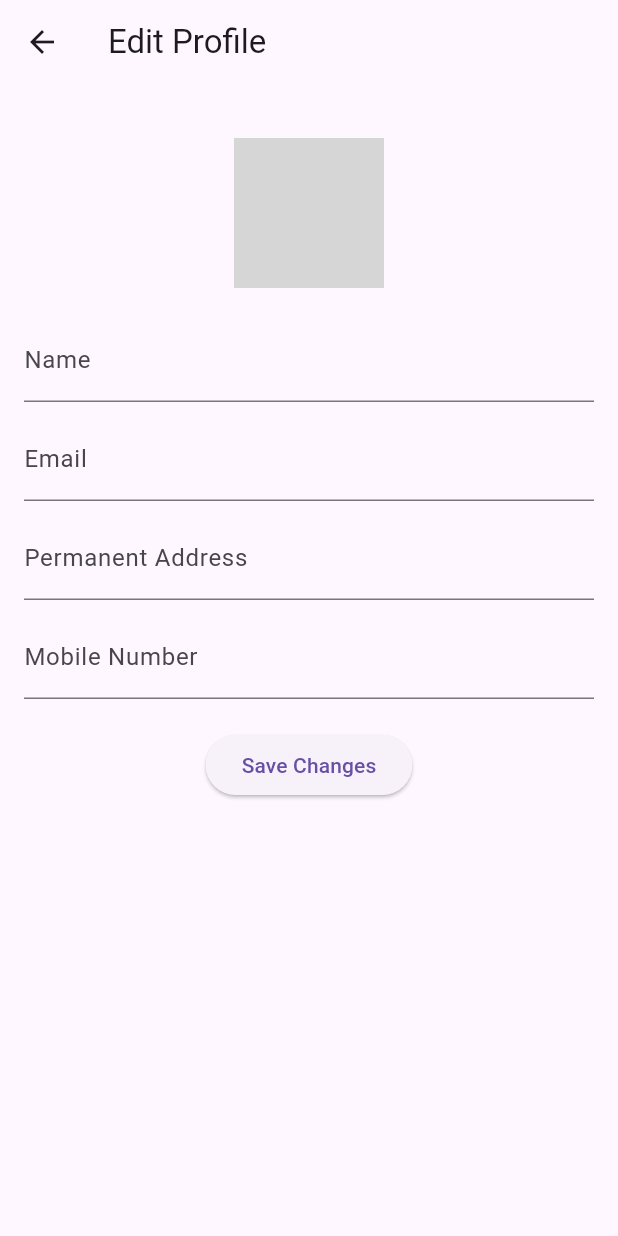
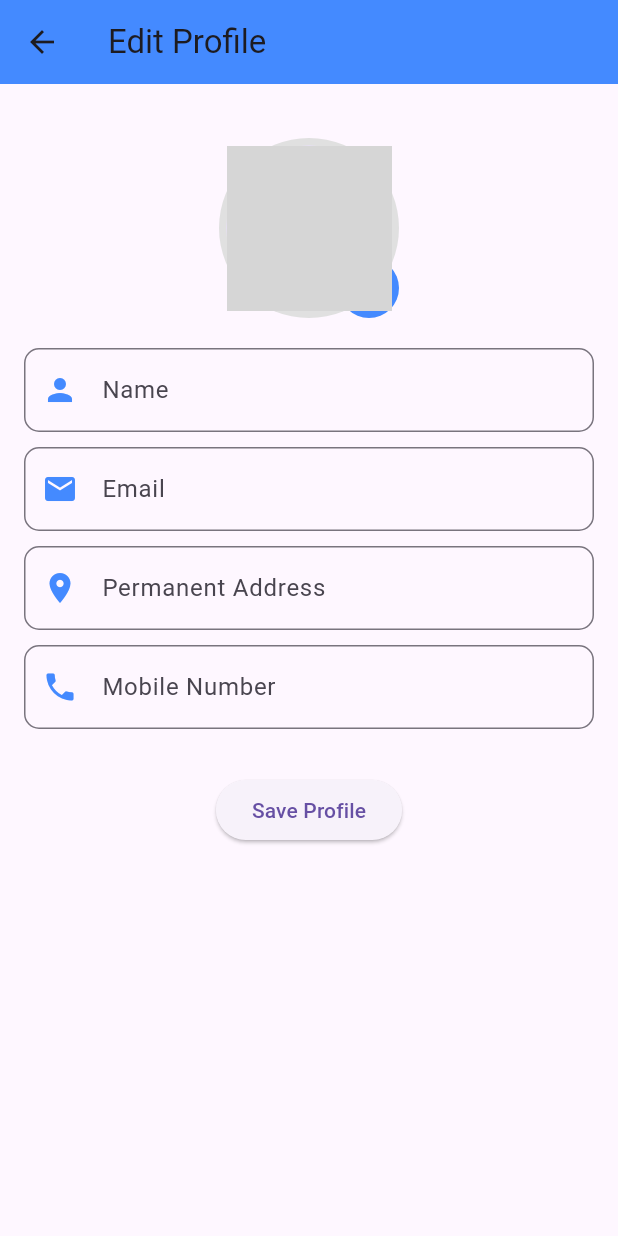
Before and after one commit to deadmoont/Travel, a Flutter app: the screen it shows once a user with an empty profile is signed in, in the side drawer, after a tap on "Edit Profile", on a phone screen of 412 x 824 dp. Run offline on Flutter 3.47's test engine with Material 3 defaults, Android fonts, the phone set to English and light mode, and no system bars; our stand-ins replace cloud_firestore, firebase_auth, firebase_core, firebase_storage, image_picker, shared_preferences; accounts and stored records are empty; network calls fail; grey boxes are pictures that could not be loaded.

Commit message:
profile final

```diff
--- a/lib/screens/edit_profile.dart
+++ b/lib/screens/edit_profile.dart
@@ -2,6 +2,8 @@ import 'package:flutter/material.dart';
 import 'package:image_picker/image_picker.dart';
 import 'dart:io';
 import '../services/auth.dart';
+import 'package:firebase_storage/firebase_storage.dart';
+import 'package:cloud_firestore/cloud_firestore.dart';
 
 class EditProfileScreen extends StatefulWidget {
   @override
@@ -19,6 +21,7 @@ class _EditProfileScreenState extends State<EditProfileScreen> {
   String? _email; // Editable field for email
   String? _address; // Editable field for permanent address
   String? _mobile; // Editable field for mobile number
+  String? _profileImage; // URL for the profile image in Firebase Storage
 
   @override
   void initState() {
@@ -32,8 +35,9 @@ class _EditProfileScreenState extends State<EditProfileScreen> {
     setState(() {
       _name = _userData?['name'];
       _email = _userData?['email'];
-      _address = _userData?['address'] ?? ''; // Handle missing fields
-      _mobile = _userData?['mobile'] ?? ''; // Handle missing fields
+      _address = _userData?['address'] ?? '';
+      _mobile = _userData?['mobile'] ?? '';
+      _profileImage = _userData?['profileImage']; // Fetch profile image URL
       _isLoading = false; // Stop loading after user data is loaded
     });
   }
@@ -49,35 +53,73 @@ class _EditProfileScreenState extends State<EditProfileScreen> {
     }
   }
 
-  // Method to save profile image using AuthServices
+  // Save profile image only if one is picked (optional)
   Future<void> _saveProfileImage() async {
     if (_image != null) {
-      await _authServices.uploadProfileImage(_image!);
+      try {
+        // Fetch current user ID
+        String? userId = _authServices.getCurrentUserId();
+        if (userId == null) {
           ScaffoldMessenger.of(context).showSnackBar(
-        const SnackBar(content: Text('Profile Image Updated!')),
+            const SnackBar(content: Text('User not logged in!')),
           );
-      // Reload user data after profile image update
-      _loadUserData();
-    } else {
+          return;
+        }
+
+        // Define storage reference for the profile image
+        Reference storageReference = FirebaseStorage.instance
+            .ref()
+            .child('profile_images/$userId.jpg');
+
+        // Upload the file to Firebase Storage
+        UploadTask uploadTask = storageReference.putFile(_image!);
+
+        // Await task completion and get the download URL
+        TaskSnapshot taskSnapshot = await uploadTask;
+        String downloadUrl = await taskSnapshot.ref.getDownloadURL();
+
+        // Update Firestore with the image URL
+        await _authServices.updateUserProfile({'profileImage': downloadUrl});
+
+        // Update local profile image URL
+        setState(() {
+          _profileImage = downloadUrl;
+        });
+      } catch (e) {
+        print('Error saving profile image: $e');
         ScaffoldMessenger.of(context).showSnackBar(
-        const SnackBar(content: Text('Please select an image!')),
+          SnackBar(content: Text('Error uploading image: $e')),
         );
       }
     }
+  }
 
-  // Method to save user profile information
-  Future<void> _saveProfileInfo() async {
+  // Method to save profile information to Firestore
+  Future<void> _saveProfile() async {
     if (_formKey.currentState!.validate()) {
-      _formKey.currentState!.save();
-      await _authServices.updateUserProfile({
+      _formKey.currentState!.save(); // Save form data
+      Map<String, dynamic> updatedProfile = {
         'name': _name,
         'email': _email,
         'address': _address,
         'mobile': _mobile,
-      });
+      };
+
+      // If profile image is updated, save it as well
+      await _saveProfileImage();
+
+      // Save the updated profile to Firestore
+      try {
+        await _authServices.updateUserProfile(updatedProfile);
         ScaffoldMessenger.of(context).showSnackBar(
-        const SnackBar(content: Text('Profile Updated!')),
+          const SnackBar(content: Text('Profile updated successfully!')),
         );
+      } catch (e) {
+        print('Error saving profile: $e');
+        ScaffoldMessenger.of(context).showSnackBar(
+          SnackBar(content: Text('Error saving profile: $e')),
+        );
+      }
     }
   }
 
@@ -86,6 +128,7 @@ class _EditProfileScreenState extends State<EditProfileScreen> {
     return Scaffold(
       appBar: AppBar(
         title: const Text('Edit Profile'),
+        backgroundColor: Colors.blueAccent,
       ),
       body: _isLoading
           ? const Center(child: CircularProgressIndicator()) // Show loading indicator
@@ -100,82 +143,72 @@ class _EditProfileScreenState extends State<EditProfileScreen> {
                 Stack(
                   children: [
                     CircleAvatar(
-                      radius: 50,
+                      radius: 60,
+                      backgroundColor: Colors.grey[300], // Grey border around image
+                      child: CircleAvatar(
+                        radius: 55,
                         backgroundImage: _image != null
                             ? FileImage(_image!) // Show selected image
-                          : _userData?['profileImageUrl'] != null
-                          ? NetworkImage(_userData!['profileImageUrl'])
-                          : null,
-                      child: _image == null && _userData?['profileImageUrl'] == null
-                          ? const Icon(Icons.add_a_photo, size: 50)
-                          : null, // Show default icon if no image selected
+                            : _profileImage != null
+                            ? NetworkImage(_profileImage!)
+                            : const AssetImage('assets/default_user.png') as ImageProvider, // Default image if none selected
+                      ),
                     ),
                     Positioned(
                       bottom: 0,
                       right: 0,
-                      child: IconButton(
-                        icon: const Icon(Icons.edit, color: Colors.white),
-                        onPressed: _pickImage, // Allow user to tap and select an image
+                      child: GestureDetector(
+                        onTap: _pickImage, // Allow user to tap and select an image
+                        child: CircleAvatar(
+                          radius: 20,
+                          backgroundColor: Colors.blueAccent, // Edit button style
+                          child: const Icon(Icons.camera_alt, color: Colors.white),
+                        ),
                       ),
                     ),
                   ],
                 ),
                 const SizedBox(height: 20),
                 // Name field
-                TextFormField(
+                _buildProfileField(
+                  label: 'Name',
                   initialValue: _name,
-                  decoration: const InputDecoration(labelText: 'Name'),
-                  onSaved: (newValue) {
-                    _name = newValue;
-                  },
-                  validator: (value) {
-                    if (value == null || value.isEmpty) {
-                      return 'Please enter your name';
-                    }
-                    return null;
-                  },
+                  icon: Icons.person,
+                  onSaved: (value) => _name = value,
                 ),
                 const SizedBox(height: 10),
                 // Email field
-                TextFormField(
+                _buildProfileField(
+                  label: 'Email',
                   initialValue: _email,
-                  decoration: const InputDecoration(labelText: 'Email'),
-                  onSaved: (newValue) {
-                    _email = newValue;
-                  },
-                  validator: (value) {
-                    if (value == null || value.isEmpty) {
-                      return 'Please enter your email';
-                    }
-                    return null;
-                  },
+                  icon: Icons.email,
+                  onSaved: (value) => _email = value,
                 ),
                 const SizedBox(height: 10),
                 // Address field
-                TextFormField(
+                _buildProfileField(
+                  label: 'Permanent Address',
                   initialValue: _address,
-                  decoration: const InputDecoration(labelText: 'Permanent Address'),
-                  onSaved: (newValue) {
-                    _address = newValue;
-                  },
+                  icon: Icons.location_on,
+                  onSaved: (value) => _address = value,
                 ),
                 const SizedBox(height: 10),
                 // Mobile number field
-                TextFormField(
+                _buildProfileField(
+                  label: 'Mobile Number',
                   initialValue: _mobile,
-                  decoration: const InputDecoration(labelText: 'Mobile Number'),
+                  icon: Icons.phone,
+                  onSaved: (value) => _mobile = value,
                   keyboardType: TextInputType.phone,
-                  onSaved: (newValue) {
-                    _mobile = newValue;
+                ),
+                const SizedBox(height: 30),
+                // Save Profile Button
+                ElevatedButton(
+                  onPressed: (){
+                      _saveProfileImage();
+                      _saveProfile(); // Call _saveProfile when pressed
                   },
-                ),
-                const SizedBox(height: 20),
-                ElevatedButton(
-                  onPressed: () {
-                    _saveProfileImage(); // Save profile image
-                    _saveProfileInfo(); // Save user info
-                  },
-                  child: const Text('Save Changes'),
+                    child: const Text('Save Profile')
                   ),
               ],
             ),
@@ -184,4 +217,32 @@ class _EditProfileScreenState extends State<EditProfileScreen> {
       ),
     );
   }
+
+  // Method to build profile fields with consistent styling
+  Widget _buildProfileField({
+    required String label,
+    required String? initialValue,
+    required IconData icon,
+    required FormFieldSetter<String> onSaved,
+    TextInputType keyboardType = TextInputType.text,
+  }) {
+    return TextFormField(
+      initialValue: initialValue,
+      keyboardType: keyboardType,
+      decoration: InputDecoration(
+        labelText: label,
+        prefixIcon: Icon(icon, color: Colors.blueAccent),
+        border: OutlineInputBorder(
+          borderRadius: BorderRadius.circular(10),
+        ),
+      ),
+      onSaved: onSaved,
+      validator: (value) {
+        if (value == null || value.isEmpty) {
+          return 'Please enter your $label';
         }
+        return null;
+      },
+    );
+  }
+}
--- a/lib/screens/home_screen.dart
+++ b/lib/screens/home_screen.dart
@@ -3,7 +3,7 @@ import 'package:cloud_firestore/cloud_firestore.dart';
 import 'package:flutter/material.dart';
 import 'package:travel/screens/settings.dart';
 
-import 'edit_profile.dart'; // Import the settings screen
+import 'package:travel/screens/edit_profile.dart';
 
 class HomeScreen extends StatefulWidget {
   final Function(bool) toggleTheme; // Function to toggle the theme
@@ -19,6 +19,7 @@ class _HomeScreenState extends State<HomeScreen> {
   int _selectedIndex = 0;
   String userName = '';
   String userEmail = '';
+  String profileImage = '';  // To store the profile image URL
 
   @override
   void initState() {
@@ -37,6 +38,7 @@ class _HomeScreenState extends State<HomeScreen> {
       setState(() {
         userName = userData['name'];
         userEmail = user.email!;
+        profileImage = userData['profileImage'] ?? ''; // Get the profile image URL
       });
     }
   }
@@ -67,14 +69,25 @@ class _HomeScreenState extends State<HomeScreen> {
           padding: EdgeInsets.zero,
           children: <Widget>[
             UserAccountsDrawerHeader(
-              accountName: Text(userName),
-              accountEmail: Text(userEmail),
+              accountName: Padding(
+                padding: const EdgeInsets.only(top: 16.0), // Adjust the top margin here
+                child: Text(
+                  userName,
+                  style: TextStyle(fontSize: 29),
+                ),
+              ),
+              accountEmail: Text(''),
               currentAccountPicture: CircleAvatar(
                 backgroundColor: Colors.white,
-                child: Text(
+                backgroundImage: profileImage.isNotEmpty
+                    ? NetworkImage(profileImage) // Load image from Firebase
+                    : null, // If there's no profile image, fall back to text avatar
+                child: profileImage.isEmpty
+                    ? Text(
                   userName.isNotEmpty ? userName[0] : '?',
                   style: const TextStyle(fontSize: 40.0),
-                ),
+                )
+                    : null, // If the image exists, don't show the initial text
               ),
             ),
             ListTile(
--- a/lib/services/auth.dart
+++ b/lib/services/auth.dart
@@ -10,12 +10,20 @@ class AuthServices {
   // Method to get current user's data
   Future<Map<String, dynamic>?> getUserData() async {
     try {
-      DocumentSnapshot userDoc = await _firestore.collection('users').doc(_auth.currentUser!.uid).get();
-      return userDoc.data() as Map<String, dynamic>?;
+      String? userId = getCurrentUserId();
+      if (userId != null) {
+        DocumentSnapshot userDoc = await _firestore.collection('users').doc(userId).get();
+        return userDoc.data() as Map<String, dynamic>?;
+      }
     } catch (e) {
       print(e);
-      return null;
     }
+    return null;
+  }
+
+  // Method to get the current user ID
+  String? getCurrentUserId() {
+    return _auth.currentUser?.uid;
   }
 
   // SignUp User
@@ -47,30 +55,41 @@ class AuthServices {
     return res;
   }
 
-  // Method to upload profile image
-  Future<void> uploadProfileImage(File image) async {
+
+  Future<void> updateUserProfile(Map<String, dynamic> userProfile) async {
     try {
-      final ref = FirebaseStorage.instance.ref().child('profile_images').child(_auth.currentUser!.uid + '.jpg');
-      await ref.putFile(image);
-      final imageUrl = await ref.getDownloadURL();
+      // Fetch current user ID
+      String? userId = getCurrentUserId();
 
-      // Update Firestore with the image URL
-      await _firestore.collection('users').doc(_auth.currentUser!.uid).update({
-        'profileImageUrl': imageUrl,
-      });
+      // Check if userId is valid
+      if (userId == null) {
+        print('User not logged in or userId is null.');
+        return;
+      }
+
+      // Check if the document for the user exists
+      DocumentReference userDocRef = _firestore.collection('users').doc(userId);
+      DocumentSnapshot userDoc = await userDocRef.get();
+
+      if (!userDoc.exists) {
+        // Handle case where the user document doesn't exist
+        print('User document does not exist.');
+        return;
+      }
+
+      // Log the userProfile data for debugging
+      print('Updating user profile with: $userProfile');
+
+      // If user document exists, update profile data
+      await userDocRef.update(userProfile);
+      print('User profile updated successfully.');
     } catch (e) {
-      print(e);
+      print('Error updating user profile: $e');
+      throw ('Failed to update profile: $e');
     }
   }
 
-  // Method to update user profile
-  Future<void> updateUserProfile(Map<String, dynamic> userProfile) async {
-    try {
-      await _firestore.collection('users').doc(_auth.currentUser!.uid).update(userProfile);
-    } catch (e) {
-      print('Error updating user profile: $e');
-    }
-  }
+
 
   // LogIn user
   Future<String> loginUser({
```
Lines whose indentation alone changed are shown as unchanged.
